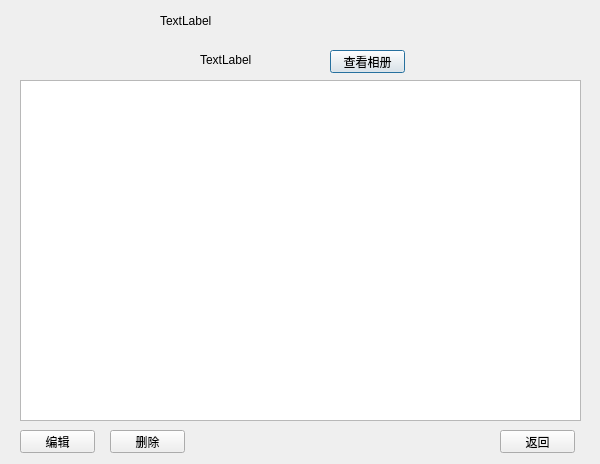
vitoascii/TourManager, file Tourmanager/showfiledlg.ui: the form before one commit.
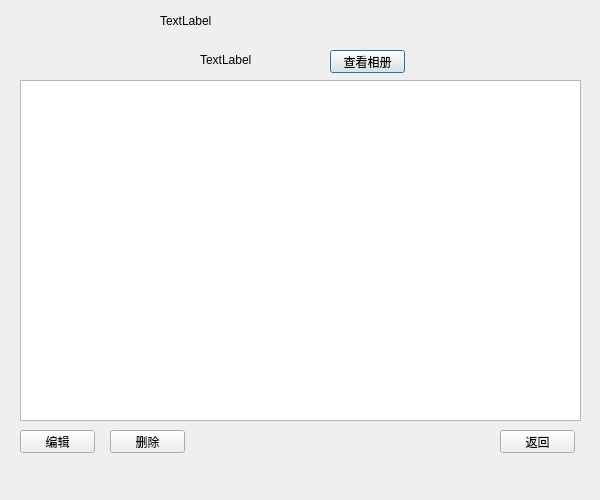
The form after the commit.

Patch:
```diff
--- a/Tourmanager/showfiledlg.ui
+++ b/Tourmanager/showfiledlg.ui
@@ -7,7 +7,7 @@
     <x>0</x>
     <y>0</y>
     <width>600</width>
-    <height>464</height>
+    <height>500</height>
    </rect>
   </property>
   <property name="windowTitle">
```
